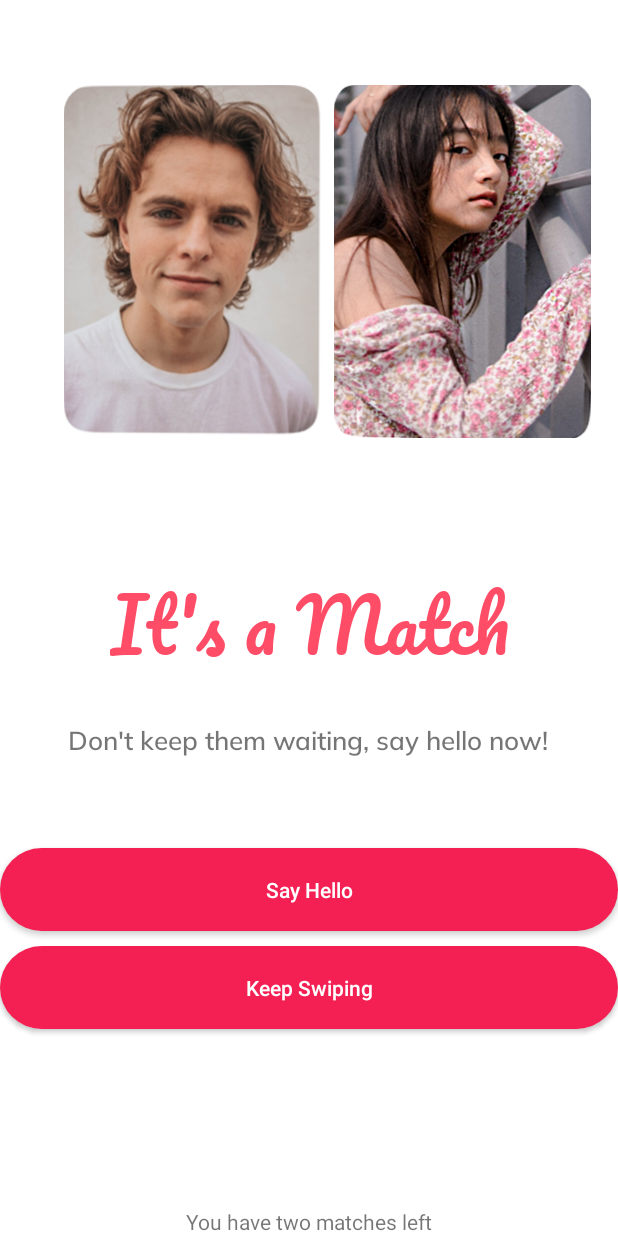
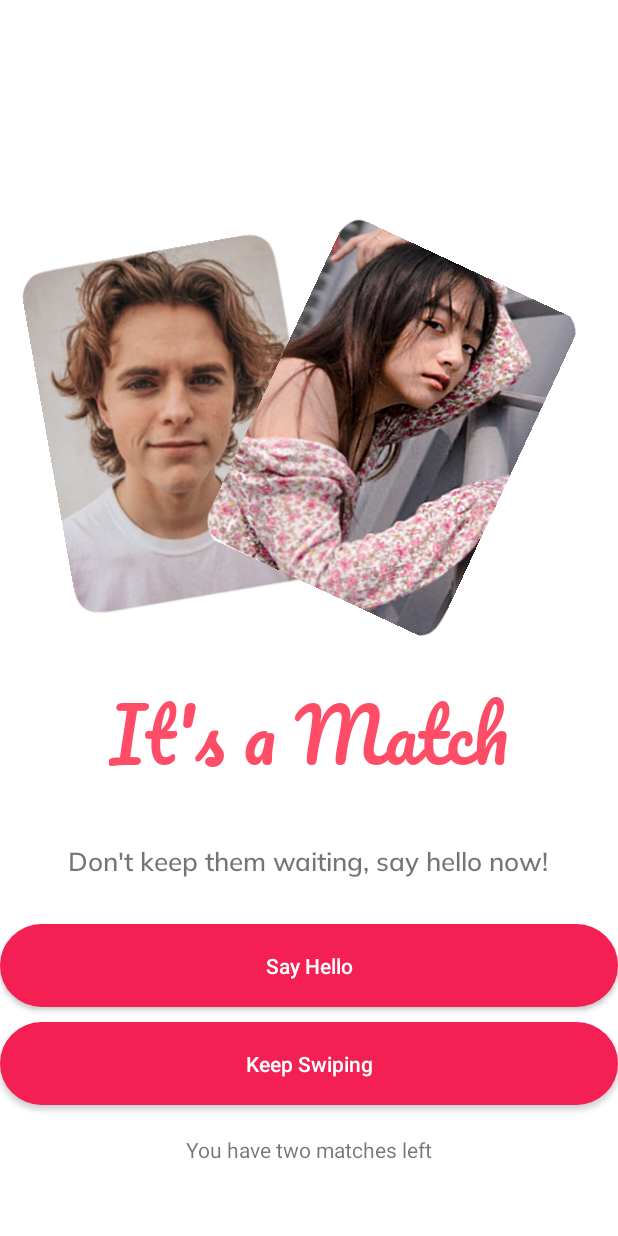
Before and after one commit to chhavisharma30/Match-People, an Android app: the layout activity_matched.xml on its own in the app's theme, with its tools: preview values and no code run, on a phone screen of 412 x 824 dp. Run offline under Robolectric (Android 15) with nearby library versions, the phone set to English and light mode, and no system bars.

Commit message:
Implemented UI imageviews

```diff
--- a/app/src/main/java/com/example/matchpeoples/Matched.kt
+++ b/app/src/main/java/com/example/matchpeoples/Matched.kt
@@ -3,6 +3,7 @@ package com.example.matchpeoples
 import androidx.appcompat.app.AppCompatActivity
 import android.os.Bundle
 import android.view.View
+import android.view.Window
 import android.widget.FrameLayout
 import android.widget.ImageView
 import kotlinx.android.synthetic.main.activity_matched.*
@@ -11,7 +12,13 @@ import kotlin.random.Random
 class Matched : AppCompatActivity() {
     override fun onCreate(savedInstanceState: Bundle?) {
         super.onCreate(savedInstanceState)
+        //hiding title bar
+        window.requestFeature(Window.FEATURE_NO_TITLE)
         setContentView(R.layout.activity_matched)
+        //hiding action bar
+        supportActionBar?.hide()
+        //making status bar transparent
+        window.decorView.systemUiVisibility = View.SYSTEM_UI_FLAG_LAYOUT_FULLSCREEN or View.SYSTEM_UI_FLAG_LIGHT_STATUS_BAR
 
         //hearts
         val displayMetrics = resources.displayMetrics
@@ -34,6 +41,7 @@ class Matched : AppCompatActivity() {
 
             val heartWidth = random.nextInt(100) + 50 // Adjust the range of sizes as per your preference
             val heartHeight = heartWidth
+            val rotation = random.nextInt(61) - 30 // Random rotation between -30 and 30 degrees
 
             val x = random.nextInt(screenWidth)
             val y = random.nextInt(screenHeight/2)
@@ -45,6 +53,8 @@ class Matched : AppCompatActivity() {
             heart.layoutParams = params
             heart.visibility = View.VISIBLE
 
+            heart.rotation = rotation.toFloat()
+
             (heartImageView.parent as FrameLayout).addView(heart)
         }
 
--- a/app/src/main/res/layout/activity_matched.xml
+++ b/app/src/main/res/layout/activity_matched.xml
@@ -26,41 +26,43 @@
         android:id="@+id/textView2"
         android:layout_width="wrap_content"
         android:layout_height="wrap_content"
+        android:fontFamily="@font/pacifico"
         android:text="It's a Match"
-        android:fontFamily="@font/pacifico"
+        android:textColor="#FF4D67"
         android:textSize="48sp"
-        android:textColor="#FF4D67"
         app:layout_constraintBottom_toBottomOf="parent"
         app:layout_constraintEnd_toEndOf="parent"
+        app:layout_constraintHorizontal_bias="0.496"
         app:layout_constraintStart_toStartOf="parent"
-        app:layout_constraintTop_toTopOf="parent" />
+        app:layout_constraintTop_toTopOf="parent"
+        app:layout_constraintVertical_bias="0.6" />
 
     <TextView
         android:id="@+id/textView4"
         android:layout_width="wrap_content"
         android:layout_height="wrap_content"
+        android:fontFamily="@font/mulish_semibold"
         android:text="Don't keep them waiting, say hello now!"
-        android:fontFamily="@font/mulish_semibold"
         android:textSize="17sp"
         app:layout_constraintBottom_toBottomOf="parent"
         app:layout_constraintEnd_toEndOf="parent"
-        app:layout_constraintHorizontal_bias="0.498"
+        app:layout_constraintHorizontal_bias="0.494"
         app:layout_constraintStart_toStartOf="parent"
         app:layout_constraintTop_toBottomOf="@+id/textView2"
-        app:layout_constraintVertical_bias="0.068" />
+        app:layout_constraintVertical_bias="0.115" />
 
     <Button
         android:id="@+id/button"
         style="@style/SemiCircleButton"
         android:layout_width="match_parent"
         android:layout_height="wrap_content"
-        android:layout_marginTop="60dp"
+        android:layout_marginTop="30dp"
         android:background="@drawable/rounded_button"
         android:text="Say Hello"
         android:textAllCaps="false"
         app:layout_constraintBottom_toBottomOf="parent"
         app:layout_constraintEnd_toEndOf="parent"
-        app:layout_constraintHorizontal_bias="0.498"
+        app:layout_constraintHorizontal_bias="0.0"
         app:layout_constraintStart_toStartOf="parent"
         app:layout_constraintTop_toBottomOf="@+id/textView4"
         app:layout_constraintVertical_bias="0.0" />
@@ -85,35 +87,40 @@
         android:id="@+id/textView5"
         android:layout_width="wrap_content"
         android:layout_height="wrap_content"
-        android:layout_marginTop="40dp"
+        android:layout_marginTop="20dp"
         android:text="You have two matches left"
         app:layout_constraintBottom_toBottomOf="parent"
         app:layout_constraintEnd_toEndOf="parent"
         app:layout_constraintStart_toStartOf="parent"
         app:layout_constraintTop_toBottomOf="@+id/button2"
-        app:layout_constraintVertical_bias="1.0" />
+        app:layout_constraintVertical_bias="0.0" />
 
     <ImageView
         android:id="@+id/imageView"
         android:layout_width="178dp"
         android:layout_height="233dp"
+        android:rotation="-10"
         app:layout_constraintBottom_toTopOf="@+id/textView2"
         app:layout_constraintEnd_toEndOf="parent"
-        app:layout_constraintHorizontal_bias="0.167"
+        app:layout_constraintHorizontal_bias="0.12"
         app:layout_constraintStart_toStartOf="parent"
         app:layout_constraintTop_toTopOf="parent"
-        app:layout_constraintVertical_bias="0.43"
+        app:layout_constraintVertical_bias="0.813"
         app:srcCompat="@drawable/carousel2" />
 
     <ImageView
         android:id="@+id/imageView2"
         android:layout_width="182dp"
         android:layout_height="235dp"
+        android:rotation="25"
         app:layout_constraintBottom_toTopOf="@+id/textView2"
         app:layout_constraintEnd_toEndOf="parent"
-        app:layout_constraintHorizontal_bias="0.0"
-        app:layout_constraintStart_toEndOf="@+id/imageView"
+        app:layout_constraintHorizontal_bias="0.737"
+        app:layout_constraintStart_toStartOf="parent"
         app:layout_constraintTop_toTopOf="parent"
-        app:layout_constraintVertical_bias="0.438"
+        app:layout_constraintVertical_bias="0.824"
         app:srcCompat="@drawable/carousel3" />
+
+
+
 </androidx.constraintlayout.widget.ConstraintLayout>
```
